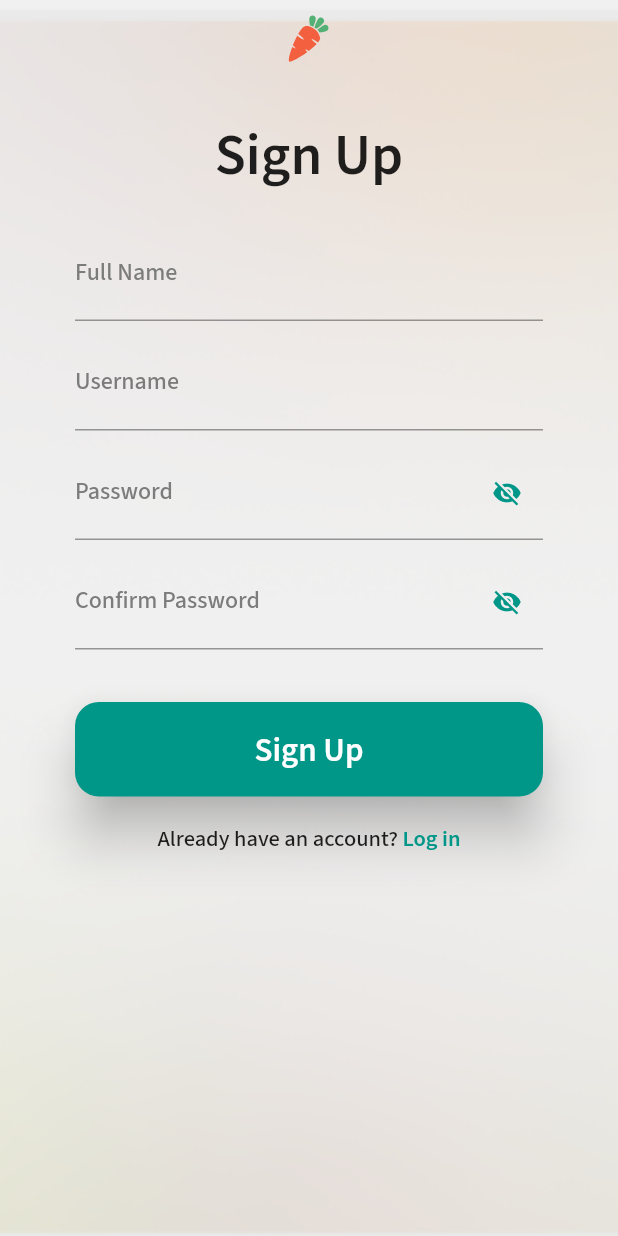
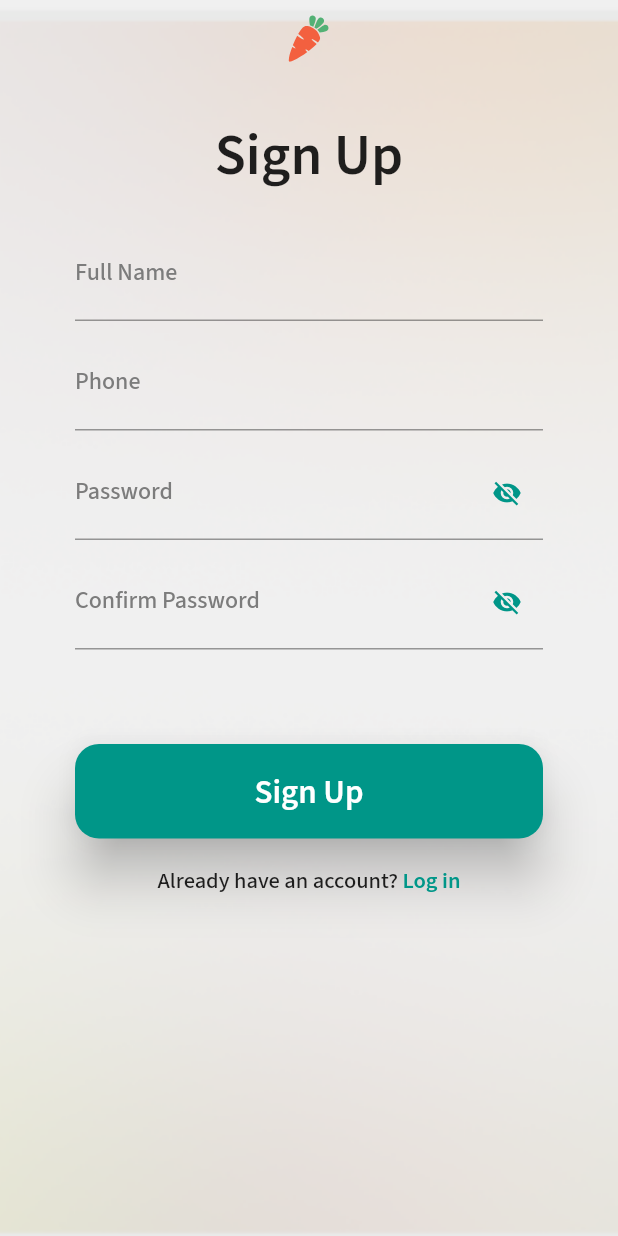
Before and after one commit to IyadAlanssary/Mahallna, a Flutter app: the SignUp screen opened directly, after a tap on "Sign Up", on a phone screen of 412 x 824 dp. Run offline on Flutter 3.47's test engine with Material 2 defaults, Android fonts, the phone set to English and light mode, and no system bars; our stand-ins replace date_time_picker, flutter_spinkit, flutter_svg, flutter_vector_icons, font_awesome_flutter, image_picker; network calls fail.

Commit message:
Add Log in, Sign up, Logout functionality

```diff
--- a/lib/common widgets/add_product_screen.dart
+++ b/lib/common widgets/add_product_screen.dart
@@ -7,8 +7,6 @@ import 'package:products/common widgets/image_local.dart';
 import 'package:products/common widgets/new_product_txt_field.dart';
 import 'package:image_picker/image_picker.dart';
 import 'dart:io';
-
-import '../view.dart';
 
 class AddProduct extends StatefulWidget {
   const AddProduct({Key? key}) : super(key: key);
--- a/lib/common widgets/edit_product_screen.dart
+++ b/lib/common widgets/edit_product_screen.dart
@@ -53,7 +53,9 @@ class _EditProductState extends State<EditProduct> {
                           onPressed: () {
                             Navigator.of(context).pop(MaterialPageRoute(
                               builder: (BuildContext context) {
-                                return View();
+                                return View(
+                                  token: '',
+                                ); //////////////TODO fix
                               },
                             ));
                           },
@@ -289,7 +291,7 @@ class _EditProductState extends State<EditProduct> {
         //'Content-Type': 'application/json',
         //'Accept': 'application/json',
         HttpHeaders.authorizationHeader:
-        'Bearer 4|OBzB0AF3ePGH2bWifEPngKuOeFqgc16lWQqkMuak',
+            'Bearer 4|OBzB0AF3ePGH2bWifEPngKuOeFqgc16lWQqkMuak',
       });
       print(response.body);
       var jsonData = jsonDecode(response.body);
--- a/lib/sign_up.dart
+++ b/lib/sign_up.dart
@@ -1,8 +1,12 @@
+import 'dart:convert';
+import 'package:products/const.dart';
 import 'package:flutter/material.dart';
+import 'bottom_navigation_bar.dart';
 import 'log_in.dart';
 import 'styles/colors.dart';
 import 'common widgets/app_button.dart';
 import 'package:flutter_svg/flutter_svg.dart';
+import 'package:http/http.dart' as http;
 
 class SignUp extends StatefulWidget {
   const SignUp({Key? key}) : super(key: key);
@@ -12,8 +16,9 @@ class SignUp extends StatefulWidget {
 }
 
 class _SignUpState extends State<SignUp> {
+  String errorMessage = " ";
   bool _isObscure = true;
-  TextEditingController userNameController = TextEditingController();
+  TextEditingController phoneController = TextEditingController();
   TextEditingController fullNameController = TextEditingController();
   TextEditingController passwordController = TextEditingController();
   TextEditingController confirmPasswordController = TextEditingController();
@@ -53,9 +58,10 @@ class _SignUpState extends State<SignUp> {
                     height: 10,
                   ),
                   TextField(
-                    controller: userNameController,
+                    controller: phoneController,
+                    keyboardType: TextInputType.phone,
                     textInputAction: TextInputAction.next,
-                    decoration: textfld('Username', false),
+                    decoration: textfld('Phone', false),
                   ),
                   const SizedBox(
                     height: 10,
@@ -74,6 +80,11 @@ class _SignUpState extends State<SignUp> {
                     textInputAction: TextInputAction.done,
                     obscureText: _isObscure,
                     decoration: textfld('Confirm Password', true),
+                  ),
+                  const SizedBox(height: 8),
+                  Text(
+                    errorMessage,
+                    style: const TextStyle(color: Colors.red),
                   ),
                   const SizedBox(
                     height: 35,
@@ -98,7 +109,8 @@ class _SignUpState extends State<SignUp> {
                           onTap: () {
                             Navigator.push(
                               context,
-                              MaterialPageRoute(builder: (context) => LogIn()),
+                              MaterialPageRoute(
+                                  builder: (context) => const LogIn()),
                             );
                           }),
                     ],
@@ -132,11 +144,9 @@ class _SignUpState extends State<SignUp> {
     return AppButton(
       label: "Sign Up",
       onPressed: () {
-        // Navigator.of(context).pushReplacement(MaterialPageRoute(
-        //   builder: (BuildContext context) {
-        //     return const DashboardScreen();
-        //   },
-        // ));
+        if (checkInputs()) {
+          signUp();
+        }
       },
     );
   }
@@ -158,4 +168,47 @@ class _SignUpState extends State<SignUp> {
     }
     return const SizedBox(width: 1);
   }
+
+  late String fullName, phone, password, confirmPassword;
+  bool checkInputs() {
+    fullName = fullNameController.text;
+    phone = phoneController.text;
+    password = passwordController.text;
+    confirmPassword = confirmPasswordController.text;
+    if (password != confirmPassword) {
+      setState(() {
+        errorMessage = "Password and Confirm Password must match";
+      });
+      return false;
+    }
+    return true;
+  }
+
+  late var response;
+  Future<void> signUp() async {
+    var map = <String, dynamic>{};
+    map['name'] = fullName;
+    map['phone'] = phone;
+    map['password'] = password;
+    response =
+        await http.post(Uri.parse(baseUrl2 + "/auth/register"), body: map);
+    Map<String, dynamic> resp = jsonDecode(response.body);
+    if (response.statusCode <= 201) {
+      Navigator.pushReplacement(
+        context,
+        MaterialPageRoute(
+            builder: (_) => BottomNavBar(
+                token: resp["token"].toString(), //TODO
+                id: resp["user"]["id"].toString())),
+      );
+    } else if (response.statusCode >= 400) {
+      print("\n Response status code: ");
+      print(response.statusCode);
+      if (resp["debug"]["message"] != null) {
+        setState(() {
+          errorMessage = resp["debug"]["message"];
+        });
+      }
+    }
+  }
 }
```
Also changed, not shown: lib/bottom_navigation_bar.dart (+13 -7 lines), lib/common widgets/mini_item_card.dart (+9 -6 lines), lib/common widgets/product_details.dart (+9 -6 lines), lib/common widgets/profile.dart (+35 -4 lines), lib/http_service.dart (deleted, +0 -39 lines), lib/log_in.dart (+42 -35 lines), lib/view.dart (+24 -12 lines).
